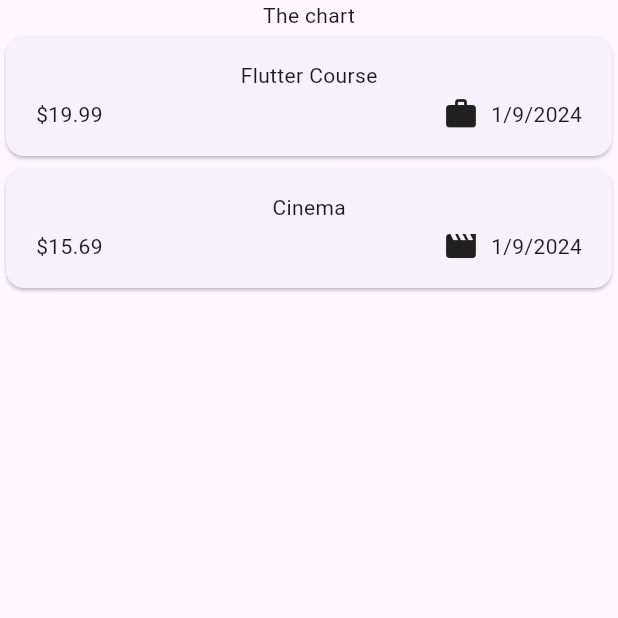
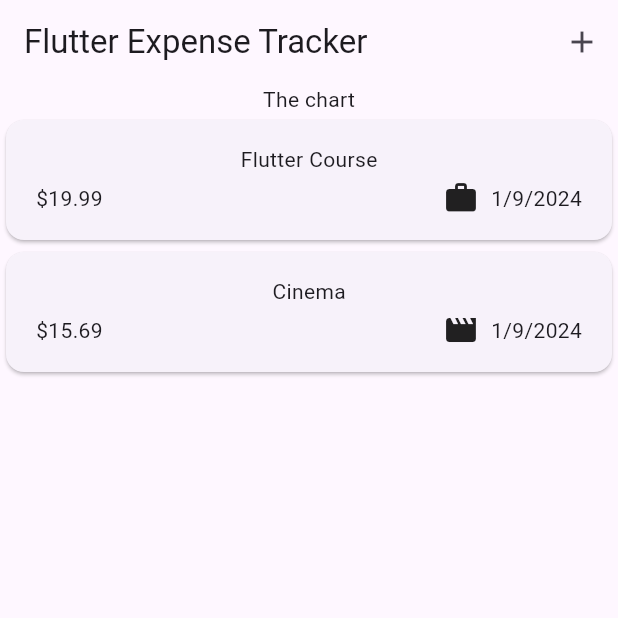
Before and after one commit to mfpullen22/expenses_tracker_app, a Flutter app: the screen it shows after launch, on a phone screen of 412 x 824 dp, the top half of it. Run offline on Flutter 3.47's test engine with Material 3 defaults, Android fonts, the phone set to English and light mode, and no system bars.

Commit message:
Added modal bottom sheet (prelim)

```diff
--- a/lib/widgets/expenses.dart
+++ b/lib/widgets/expenses.dart
@@ -23,9 +23,25 @@ class _ExpensesState extends State<Expenses> {
         category: Category.leisure),
   ];
 
+  void _openAddExpenseOverlay() {
+    showModalBottomSheet(
+      context: context,
+      builder: (ctx) => Text("Modal Bottom Sheet"),
+    );
+  }
+
   @override
   Widget build(BuildContext context) {
     return Scaffold(
+      appBar: AppBar(
+        title: const Text("Flutter Expense Tracker"),
+        actions: [
+          IconButton(
+            onPressed: _openAddExpenseOverlay,
+            icon: Icon(Icons.add),
+          ),
+        ],
+      ),
       body: Column(
         children: [
           const Text("The chart"),
```
